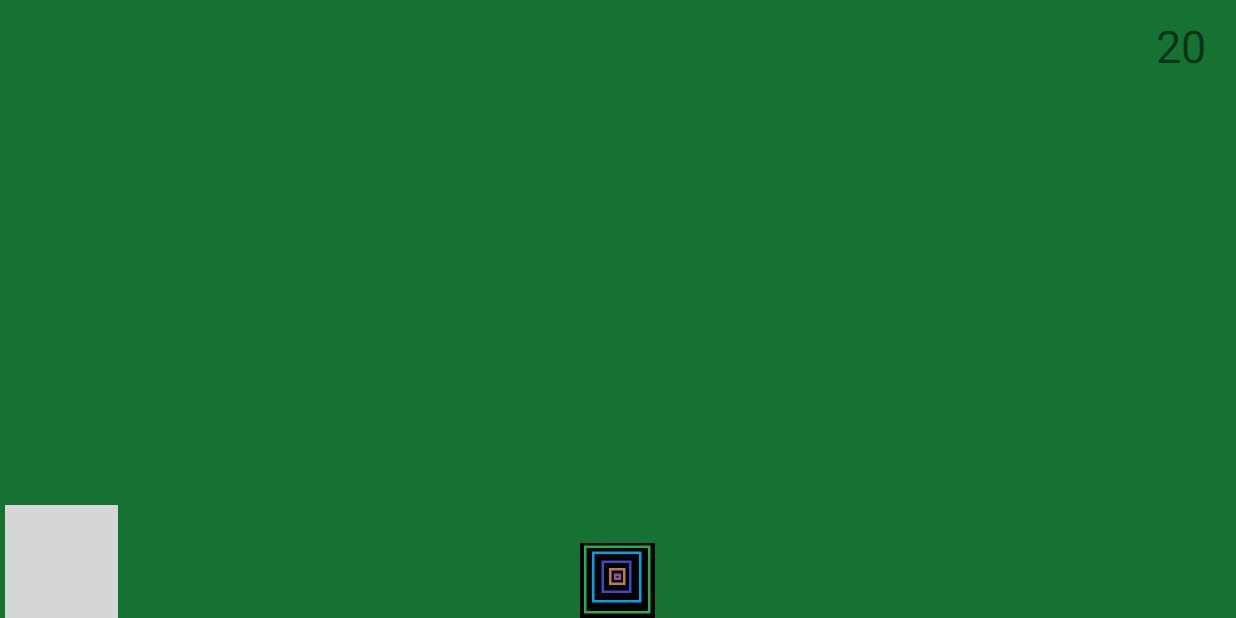
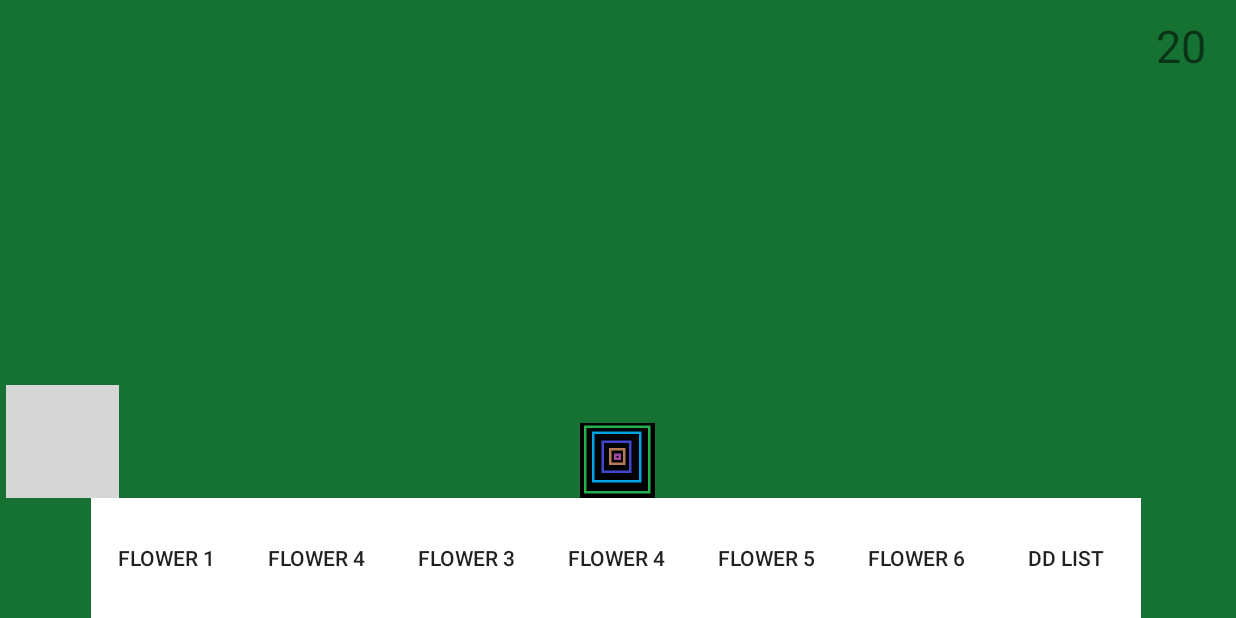
Before and after one commit to michsak/The-Little-Gardener, an Android app: the PlayGame screen opened directly, with no data from a screen before it, on a phone screen of 824 x 412 dp (held sideways). Run offline under Robolectric (Android 15) with nearby library versions, the phone set to English and light mode, and no system bars; libraries missing offline, so code that uses them is left out: com.zerokol.views; plain views replace JoystickView; Roboto replaces fonts that are not available here; 3 statements that could not run were skipped; grey boxes are pictures that could not be loaded.

Commit message:
flower buttons

```diff
--- a/app/src/main/java/com/project/TheLittleGardener/PlayGame.java
+++ b/app/src/main/java/com/project/TheLittleGardener/PlayGame.java
@@ -38,7 +38,7 @@ public class PlayGame extends AppCompatActivity
         Point point = new Point();
         getWindowManager().getDefaultDisplay().getSize(point);
 
-
+        //take player imageView
         player = findViewById(R.id.playerView);
 
         //hide navigation bar and support bar
--- a/app/src/main/res/layout/activity_play_game.xml
+++ b/app/src/main/res/layout/activity_play_game.xml
@@ -30,14 +30,6 @@
         app:layout_constraintEnd_toEndOf="parent"
         app:layout_constraintTop_toBottomOf="@+id/backgroundView" />
 
-    <ImageView
-        android:id="@+id/playerView"
-        android:layout_width="50dp"
-        android:layout_height="50dp"
-        app:srcCompat="@drawable/player"
-        android:layout_alignParentBottom="true"
-        android:layout_centerHorizontal="true"/>
-
 
     <androidx.constraintlayout.widget.ConstraintLayout
         android:layout_width="match_parent"
@@ -47,9 +39,98 @@
             android:id="@+id/joystickView"
             android:layout_width="75dp"
             android:layout_height="75dp"
-            android:layout_marginStart="3dp"
+            android:layout_marginStart="4dp"
+            android:layout_marginBottom="80dp"
             app:layout_constraintBottom_toBottomOf="parent"
             app:layout_constraintStart_toStartOf="parent" />
+
+        <androidx.constraintlayout.widget.ConstraintLayout
+            android:layout_width="733dp"
+            android:layout_height="80dp"
+            app:layout_constraintBottom_toBottomOf="parent"
+            app:layout_constraintEnd_toEndOf="parent"
+            app:layout_constraintStart_toStartOf="parent">
+
+            <LinearLayout
+                android:layout_width="match_parent"
+                android:layout_height="match_parent"
+                android:orientation="horizontal"
+                android:layout_marginLeft="15dp"
+                app:layout_constraintBottom_toBottomOf="parent"
+                app:layout_constraintEnd_toEndOf="parent"
+                app:layout_constraintStart_toStartOf="parent"
+                app:layout_constraintTop_toTopOf="parent">
+
+                <Button
+                    android:id="@+id/flower1Button"
+                    style="?android:attr/borderlessButtonStyle"
+                    android:background="#FFFFFF"
+                    android:layout_width="100dp"
+                    android:layout_height="match_parent"
+                    android:layout_margin="0px"
+                    android:text="Flower 1" />
+
+                <Button
+                    style="?android:attr/borderlessButtonStyle"
+                    android:background="#FFFFFF"
+                    android:id="@+id/flower7Button"
+                    android:layout_width="100dp"
+                    android:layout_height="match_parent"
+                    android:text="Flower 4" />
+
+                <Button
+                    style="?android:attr/borderlessButtonStyle"
+                    android:background="#FFFFFF"
+                    android:id="@+id/flower3Button"
+                    android:layout_width="100dp"
+                    android:layout_height="match_parent"
+                    android:text="Flower 3" />
+
+                <Button
+                    style="?android:attr/borderlessButtonStyle"
+                    android:background="#FFFFFF"
+                    android:id="@+id/flower4Button"
+                    android:layout_width="100dp"
+                    android:layout_height="match_parent"
+                    android:text="Flower 4" />
+
+                <Button
+                    style="?android:attr/borderlessButtonStyle"
+                    android:background="#FFFFFF"
+                    android:id="@+id/flower5Button"
+                    android:layout_width="100dp"
+                    android:layout_height="match_parent"
+                    android:text="Flower 5" />
+
+                <Button
+                    style="?android:attr/borderlessButtonStyle"
+                    android:background="#FFFFFF"
+                    android:id="@+id/flower6Button"
+                    android:layout_width="100dp"
+                    android:layout_height="match_parent"
+                    android:text="Flower 6" />
+
+                <Button
+                    style="?android:attr/borderlessButtonStyle"
+                    android:background="#FFFFFF"
+                    android:id="@+id/flower2Button"
+                    android:layout_width="100dp"
+                    android:layout_height="match_parent"
+                    android:text="DD LIST" />
+            </LinearLayout>
+
+        </androidx.constraintlayout.widget.ConstraintLayout>
+
     </androidx.constraintlayout.widget.ConstraintLayout>
 
+    <ImageView
+        android:id="@+id/playerView"
+        android:layout_width="50dp"
+        android:layout_height="50dp"
+        android:layout_centerHorizontal="true"
+        android:layout_alignParentBottom="true"
+        android:layout_marginBottom="80dp"
+        app:srcCompat="@drawable/player"
+        />
+
 </RelativeLayout>
```
Also changed, not shown: app/src/main/java/com/project/TheLittleGardener/Joystick.java (+21 -19 lines), app/src/main/java/com/project/TheLittleGardener/Player.java (deleted, +0 -35 lines).
